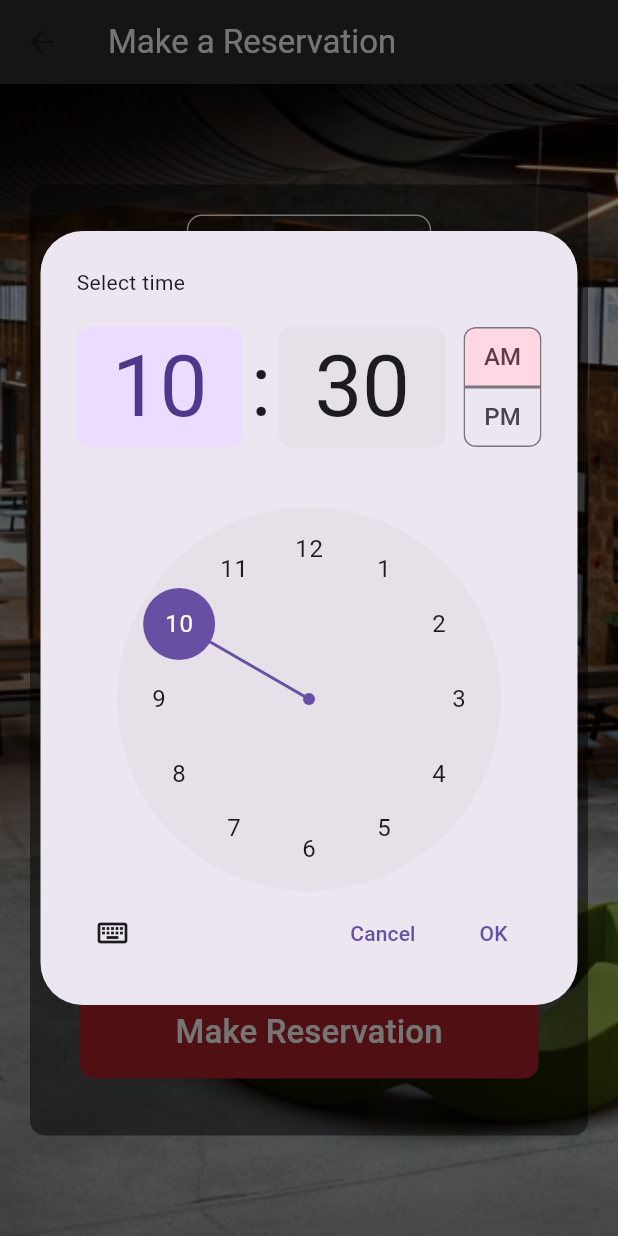
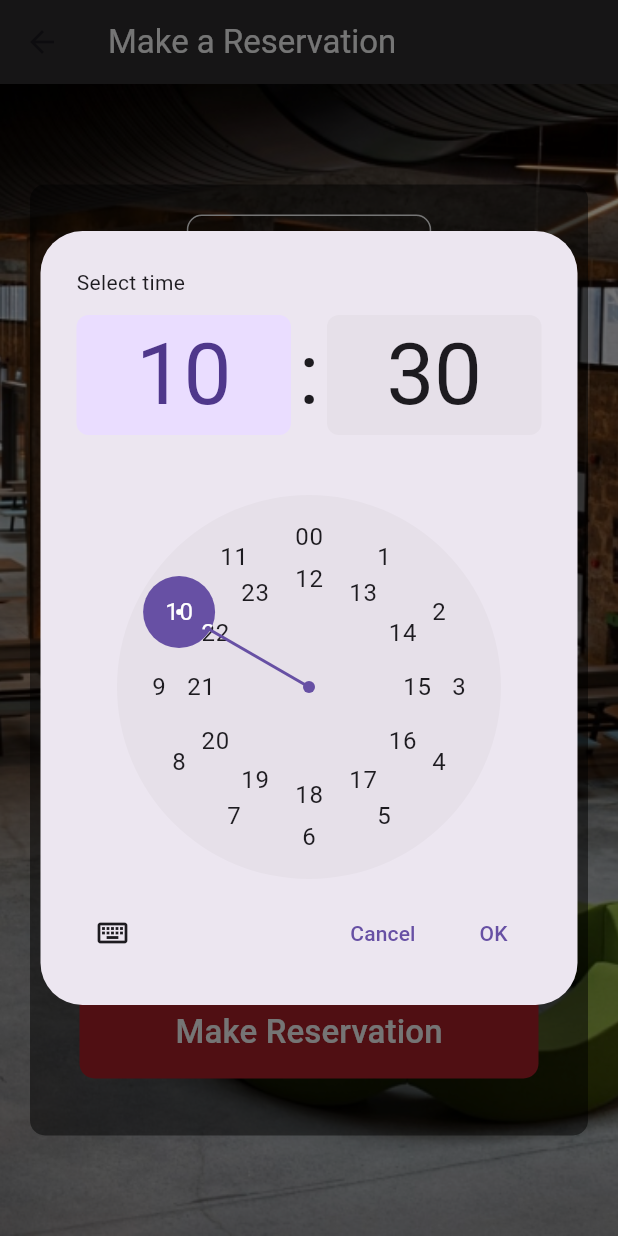
Before and after one commit to comp202-204/AguM, a Flutter app: the ReservationDetailPage screen opened directly, after a tap on "Select Time", on a phone screen of 412 x 824 dp. Run offline on Flutter 3.47's test engine with Material 3 defaults, Android fonts, the phone set to English and light mode, and no system bars; our stand-ins replace fluttertoast.

Commit message:
snackbar

```diff
--- a/lib/pages/DetailPages/ReservationDetailPage.dart
+++ b/lib/pages/DetailPages/ReservationDetailPage.dart
@@ -53,7 +53,7 @@ class _ReservationDetailPageState extends State<ReservationDetailPage> {
       }
     } catch (e) {
       ScaffoldMessenger.of(context).showSnackBar(
-        SnackBar(content: Text('Error fetching data: $e')),
+        SnackBar(content: Text('No Available Classes')),
       );
     } finally {
       setState(() {
@@ -66,11 +66,24 @@ class _ReservationDetailPageState extends State<ReservationDetailPage> {
     final TimeOfDay? picked = await showTimePicker(
       context: context,
       initialTime: selectedTime ?? TimeOfDay.now(),
+      builder: (BuildContext context, Widget? child) {
+        return MediaQuery(
+          data: MediaQuery.of(context).copyWith(alwaysUse24HourFormat: true),
+          child: child!,
+        );
+      },
     );
     if (picked != null && picked != selectedTime) {
-      setState(() {
-        selectedTime = picked;
-      });
+      // Check if the selected time is a full hour (minute is 0)
+      if (picked.minute == 0) {
+        setState(() {
+          selectedTime = picked;
+        });
+      } else {
+        ScaffoldMessenger.of(context).showSnackBar(
+          SnackBar(content: Text('Please select a full hour (e.g., 12:00, 13:00, etc.)')),
+        );
+      }
     }
   }
 
```
